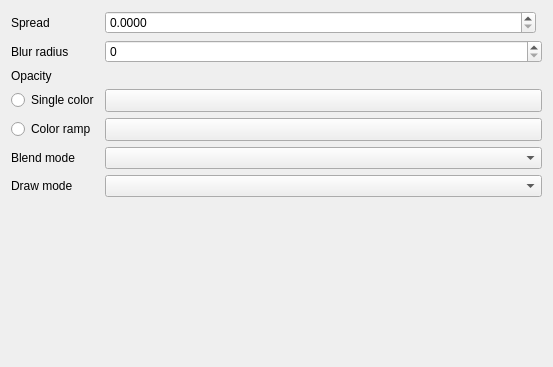
Qt form src/ui/effects/widget_glow.ui (carsmie/QGIS) before a commit.
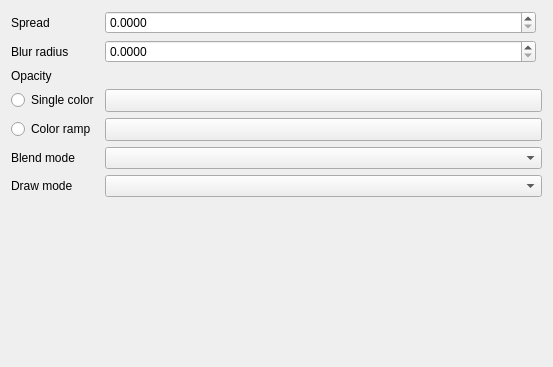
The same form after that commit. Custom widgets are drawn as their Qt base class.

Commit message: [effects] Fix blur radius not taking dpi into account (fixes #14885)

```diff
--- a/src/ui/effects/widget_glow.ui
+++ b/src/ui/effects/widget_glow.ui
@@ -102,10 +102,19 @@
           </property>
          </widget>
         </item>
-        <item row="1" column="1" colspan="2">
-         <widget class="QgsSpinBox" name="mBlurRadiusSpnBx">
+        <item row="1" column="1">
+         <widget class="QgsDoubleSpinBox" name="mBlurRadiusSpnBx">
+          <property name="decimals">
+           <number>4</number>
+          </property>
+          <property name="minimum">
+           <double>0.000000000000000</double>
+          </property>
           <property name="maximum">
-           <number>16</number>
+           <double>9999999.000000000000000</double>
+          </property>
+          <property name="singleStep">
+           <double>0.200000000000000</double>
           </property>
           <property name="showClearButton" stdset="0">
            <bool>false</bool>
```
Left out of the diff: 16 changed lines with no effect on the pictures. The commit also changes 20 other files.
